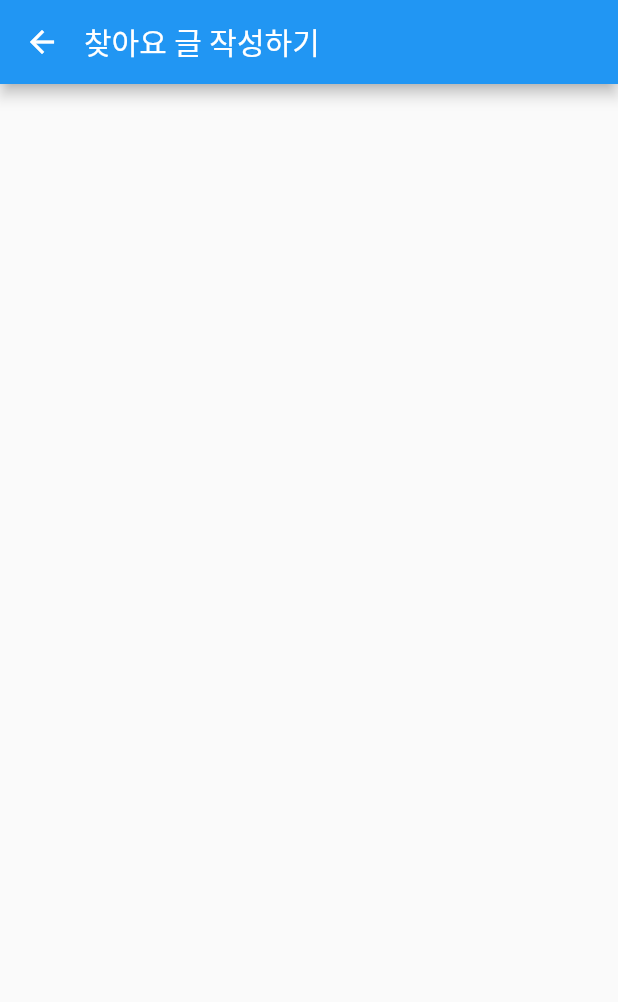
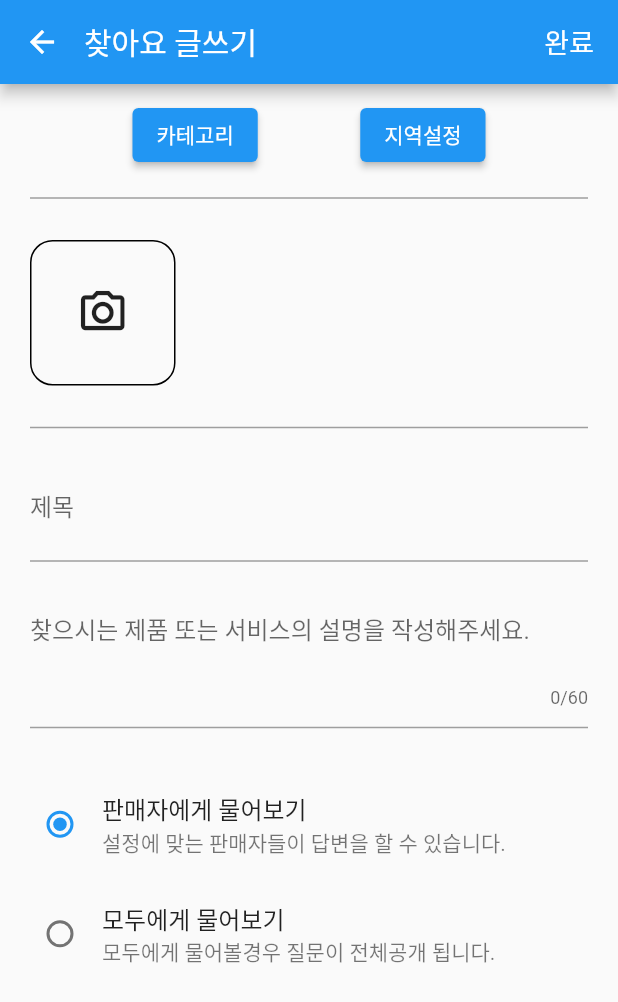
Before and after one commit to JJulme/jigu, a Flutter app: the SeekWriteScreen screen opened directly, on a phone screen of 412 x 824 dp. Shown: the top 1002 px of the screen. Run offline on Flutter 3.47's test engine with Material 2 defaults, Android fonts, the light colour scheme and no system bars; our stand-ins replace fluttertoast, share.

Commit message:
찾아요 글쓰기 내용 수정

```diff
--- a/lib/screen/chat/chat_screen.dart
+++ b/lib/screen/chat/chat_screen.dart
@@ -19,7 +19,8 @@ class ChatScreen extends StatelessWidget {
                     builder: (context) => const SearchScreen(),
                   ));
             },
-              icon: const Icon(Icons.search)),
+            icon: const Icon(Icons.search),
+          ),
         ],
       ),
       body: GestureDetector(
--- a/lib/screen/noticeboard/noticeboard_screen.dart
+++ b/lib/screen/noticeboard/noticeboard_screen.dart
@@ -22,7 +22,9 @@ class NoticeboardScreen extends StatelessWidget {
                     builder: (context) => const NoticeboardKategorieScreen(),
                   ));
             },
-            //카테고리 텍스트 설정
+            //버튼 입체감 없애기
+            style: ElevatedButton.styleFrom(elevation: 0),
+            //텍스트 설정
             child: const Text(
               "카테고리",
               style: TextStyle(color: Colors.white),
@@ -30,6 +32,9 @@ class NoticeboardScreen extends StatelessWidget {
           ),
           ElevatedButton(
             onPressed: () {},
+            //버튼 입체감 없애기
+            style: ElevatedButton.styleFrom(elevation: 0),
+            //텍스트 설정
             child: const Text(
               "지역설정",
               style: TextStyle(color: Colors.white),
--- a/lib/screen/seek/seek_screen.dart
+++ b/lib/screen/seek/seek_screen.dart
@@ -11,7 +11,9 @@ class SeekScreen extends StatelessWidget {
       appBar: AppBar(
         title: const Text("찾아요"),
         actions: [
+          //검색버튼
           IconButton(
+              //누르면 화면 이동
               onPressed: () {
                 Navigator.push(
                     context,
@@ -21,19 +23,26 @@ class SeekScreen extends StatelessWidget {
               },
               icon: const Icon(Icons.search)),
           PopupMenuButton(
+            //PopupMenuItem onTap 사용안하고 작동 방법
+            //https://github.com/flutter/flutter/issues/81682
             itemBuilder: (context) => [
-              const PopupMenuItem(child: Text("작성한글")),
-              PopupMenuItem(
-                child: const Text("작성하기"),
-                onTap: () {
+              const PopupMenuItem(value: 0, child: Text("작성한글")),
+              const PopupMenuItem(value: 1, child: Text("작성하기")),
+            ],
+            onSelected: (choice) {
+              switch (choice) {
+                //작성한글
+                case 0:
+                  break;
+                //작성하기
+                case 1:
                   Navigator.push(
-                      context,
-                      MaterialPageRoute(
-                        builder: (context) => const SeekWriteScreen(),
-                      ));
-                },
-              )
-            ],
+                    context,
+                    MaterialPageRoute(
+                        builder: (context) => const SeekWriteScreen()),
+                  );
+              }
+            },
           )
         ],
       ),
--- a/lib/screen/seek/seek_write_screen.dart
+++ b/lib/screen/seek/seek_write_screen.dart
@@ -7,14 +7,116 @@ class SeekWriteScreen extends StatefulWidget {
   State<SeekWriteScreen> createState() => _SeekWriteScreenState();
 }
 
+enum Range { SELLER, PUBLIC }
+
 class _SeekWriteScreenState extends State<SeekWriteScreen> {
+  final bool _isChecked = false;
+  Range? _range = Range.SELLER;
   @override
   Widget build(BuildContext context) {
-    return Scaffold(
-      appBar: AppBar(
-        //타이틀 여백 설정 - 없애버림
-        titleSpacing: 0,
-        title: const Text("찾아요 글 작성하기"),
+    return GestureDetector(
+      //키보드 내리기
+      onTap: () => FocusScope.of(context).unfocus(),
+      child: Scaffold(
+        appBar: AppBar(
+          //타이틀 여백 설정 - 없애버림
+          titleSpacing: 0,
+          title: const Text("찾아요 글쓰기"),
+          actions: [
+            //완료 버튼
+            ElevatedButton(
+              onPressed: () {},
+              //버튼 입체감 없애기
+              style: ElevatedButton.styleFrom(elevation: 0),
+              child: const Text(
+                "완료",
+                style: TextStyle(color: Colors.white, fontSize: 18),
+              ),
+            ),
+          ],
+        ),
+        body: SingleChildScrollView(
+          child: Container(
+            padding: const EdgeInsets.symmetric(vertical: 10, horizontal: 20),
+            child: Column(
+              crossAxisAlignment: CrossAxisAlignment.start,
+              children: [
+                Row(
+                  mainAxisAlignment: MainAxisAlignment.spaceEvenly,
+                  children: [
+                    ElevatedButton(onPressed: () {}, child: const Text("카테고리")),
+                    ElevatedButton(onPressed: () {}, child: const Text("지역설정")),
+                  ],
+                ),
+                const SizedBox(height: 10),
+                const Divider(color: Colors.grey, thickness: 1.0),
+                const SizedBox(height: 20),
+                Container(
+                  padding: const EdgeInsets.all(30),
+                  decoration: BoxDecoration(
+                      borderRadius: const BorderRadius.all(Radius.circular(15)),
+                      border: Border.all(color: Colors.black)),
+                  child: const Icon(Icons.camera_alt_outlined, size: 35),
+                ),
+                const SizedBox(height: 20),
+                const Divider(color: Colors.grey, thickness: 1.0),
+                const SizedBox(height: 20),
+                const TextField(
+                  decoration: InputDecoration(
+                    hintText: "제목",
+                    border: OutlineInputBorder(borderSide: BorderSide.none),
+                    contentPadding: EdgeInsets.all(0),
+                  ),
+                ),
+                const SizedBox(height: 5),
+                const Divider(color: Colors.grey, thickness: 1.0),
+                const SizedBox(height: 20),
+                const TextField(
+                  decoration: InputDecoration(
+                    hintText: "찾으시는 제품 또는 서비스의 설명을 작성해주세요.",
+                    border: OutlineInputBorder(borderSide: BorderSide.none),
+                    contentPadding: EdgeInsets.all(0),
+                  ),
+                  //보여지는 최대 줄길이 설정
+                  maxLines: 2,
+                  maxLength: 60,
+                ),
+                const SizedBox(height: 5),
+                const Divider(color: Colors.grey, thickness: 1.0),
+                const SizedBox(height: 20),
+                //질문 범위 정하는 Radio버튼
+                RadioListTile(
+                  title: const Text("판매자에게 물어보기"),
+                  subtitle: const Text("설정에 맞는 판매자들이 답변을 할 수 있습니다."),
+                  contentPadding: const EdgeInsets.symmetric(vertical: 10),
+                  visualDensity:
+                      const VisualDensity(vertical: -4, horizontal: -4),
+                  value: Range.SELLER,
+                  groupValue: _range,
+                  onChanged: (rangeValue) {
+                    setState(() {
+                      _range = rangeValue;
+                    });
+                  },
+                ),
+                RadioListTile(
+                  title: const Text("모두에게 물어보기"),
+                  subtitle: const Text("모두에게 물어볼경우 질문이 전체공개 됩니다."),
+                  contentPadding: const EdgeInsets.symmetric(vertical: 10),
+                  visualDensity:
+                      const VisualDensity(vertical: -4, horizontal: -4),
+                  value: Range.PUBLIC,
+                  groupValue: _range,
+                  onChanged: (rangeValue) {
+                    setState(() {
+                      _range = rangeValue;
+                    });
+                  },
+                ),
+              ],
+            ),
+          ),
+        ),
       ),
     );
   }
```
Lines whose indentation alone changed are shown as unchanged.
